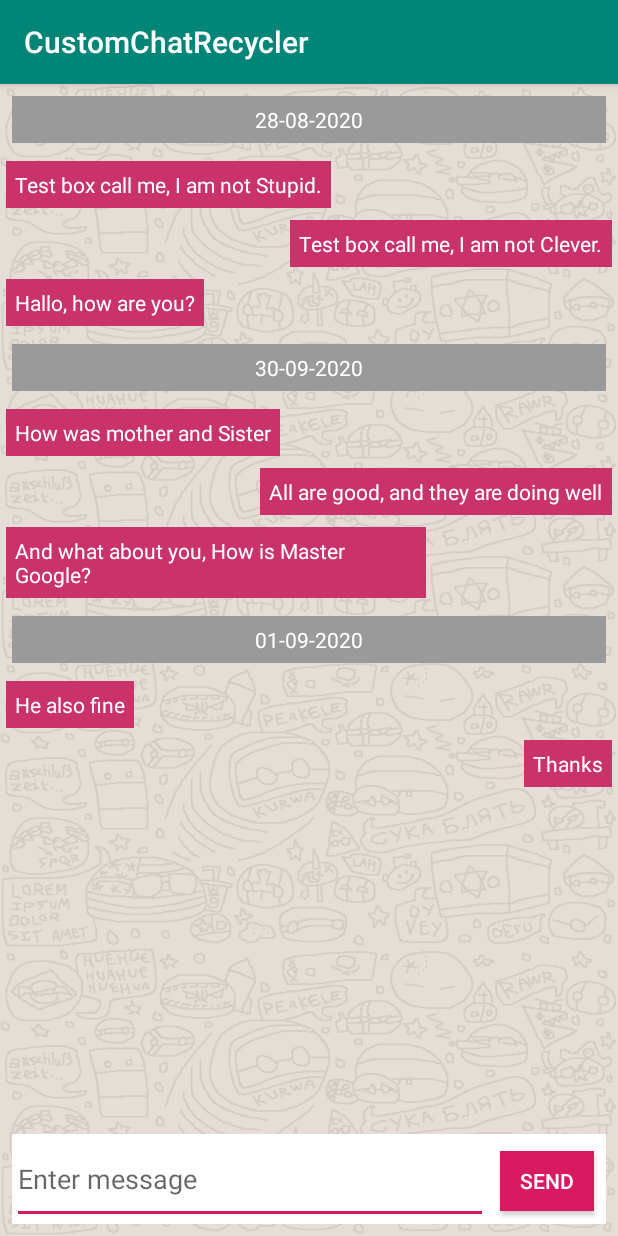
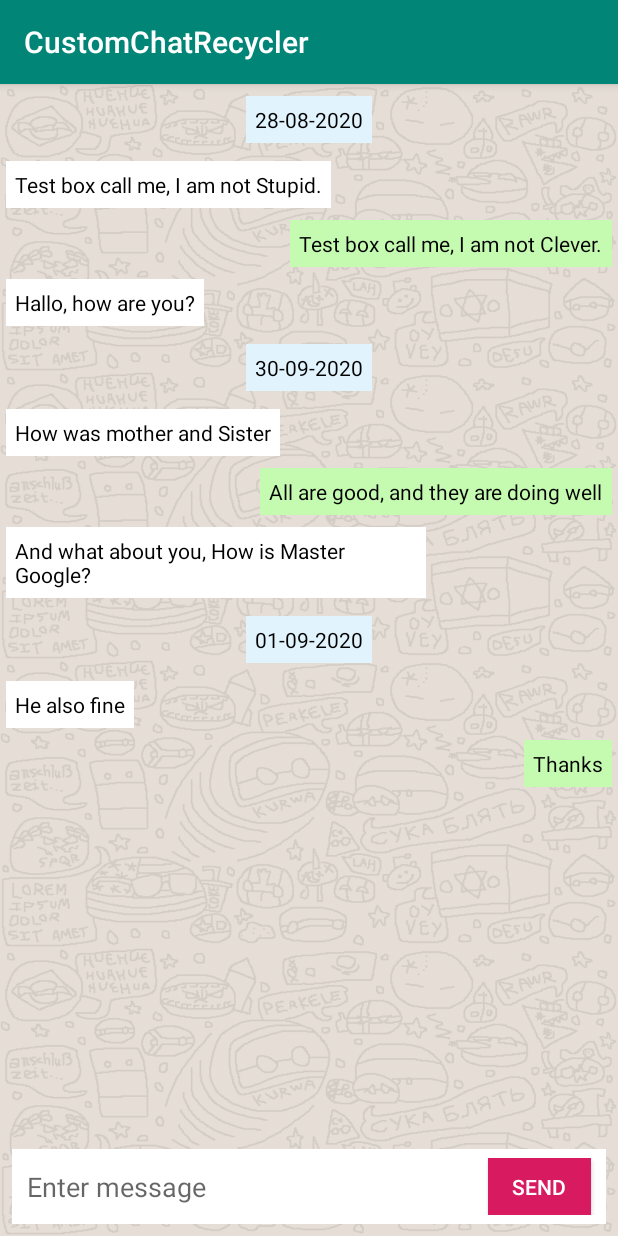
Before and after one commit to app2ai/CustomChatView, an Android app: the screen it shows after launch (MainActivity), on a phone screen of 412 x 824 dp. Run offline under Robolectric (Android 15) with nearby library versions, the phone set to English and light mode, and no system bars.

Commit message:
Added color to the backgrounds

```diff
--- a/app/src/main/java/com/vr/customchatrecycler/MainActivity.kt
+++ b/app/src/main/java/com/vr/customchatrecycler/MainActivity.kt
@@ -118,8 +118,14 @@ class MainActivity : AppCompatActivity() {
                 holder as ChatHolder
                 holder.tvChatText.text = chatText.textMsg
                 holder.chatTextLayout.layoutDirection = when{
-                    position%2 == 0 -> View.LAYOUT_DIRECTION_RTL
-                    else -> View.LAYOUT_DIRECTION_LTR
+                    position%2 == 0 -> {
+                        holder.tvChatText.setBackgroundResource(R.color.colorMyChat)
+                        View.LAYOUT_DIRECTION_RTL
+                    }
+                    else -> {
+                        holder.tvChatText.setBackgroundResource(R.color.colorOthersChat)
+                        View.LAYOUT_DIRECTION_LTR
+                    }
                 }
             }else{
                 holder as DateHolder
--- a/app/src/main/res/layout/activity_main.xml
+++ b/app/src/main/res/layout/activity_main.xml
@@ -9,9 +9,10 @@
 
     <LinearLayout
         android:layout_width="match_parent"
-        android:layout_height="60dp"
+        android:layout_height="50dp"
         android:id="@+id/bottomLay"
         android:layout_margin="8dp"
+        android:padding="6dp"
         android:background="@color/colorWhite"
         app:layout_constraintStart_toStartOf="parent"
         app:layout_constraintEnd_toEndOf="parent"
@@ -25,15 +26,18 @@
             android:gravity="center_vertical|start"
             android:hint="Enter message"
             android:layout_weight="0.2"
+            android:layout_gravity="center"
             />
         <Button
             android:layout_width="match_parent"
             android:layout_height="40dp"
             android:layout_weight="0.8"
             android:text="@string/send"
+            android:gravity="center"
+            android:layout_gravity="center"
             android:onClick="messageSend"
-            android:layout_marginStart="8dp"
-            android:layout_marginEnd="8dp"
+            android:layout_marginStart="4dp"
+            android:layout_marginEnd="4dp"
             android:textColor="@color/colorWhite"
             android:background="@color/colorAccent"
             />
--- a/app/src/main/res/layout/chat_text_row.xml
+++ b/app/src/main/res/layout/chat_text_row.xml
@@ -12,8 +12,8 @@
         android:layout_width="wrap_content"
         android:layout_height="wrap_content"
         android:padding="6dp"
-        android:background="@color/colorAccentDark"
-        android:textColor="@color/colorWhite"
+        android:background="@color/colorMyChat"
+        android:textColor="@color/colorChatBlack"
         android:maxWidth="280dp"
         android:text="Hello Text Right"/>
 </LinearLayout>
--- a/app/src/main/res/layout/date_text_row.xml
+++ b/app/src/main/res/layout/date_text_row.xml
@@ -9,12 +9,12 @@
 
     <TextView
         android:id="@+id/date_text"
-        android:layout_width="match_parent"
+        android:layout_width="wrap_content"
         android:layout_height="wrap_content"
         android:padding="6dp"
         android:gravity="center"
-        android:background="@color/colorGrey"
-        android:textColor="@color/colorWhite"
-        android:maxWidth="280dp"
-        android:text="Hello Text Right"/>
+        android:layout_gravity="center_horizontal"
+        android:background="@color/colorDateBg"
+        android:textColor="@color/colorChatBlack"
+        android:maxWidth="280dp"/>
 </LinearLayout>
--- a/app/src/main/res/values/colors.xml
+++ b/app/src/main/res/values/colors.xml
@@ -5,5 +5,9 @@
     <color name="colorAccent">#D81B60</color>
     <color name="colorAccentDark">#CA3369</color>
     <color name="colorWhite">#FFFFFF</color>
+    <color name="colorChatBlack">#000000</color>
     <color name="colorGrey">#9B9A9A</color>
+    <color name="colorMyChat">#C5FBB1</color>
+    <color name="colorOthersChat">#FFFFFF</color>
+    <color name="colorDateBg">#E1F3FC</color>
 </resources>
```
